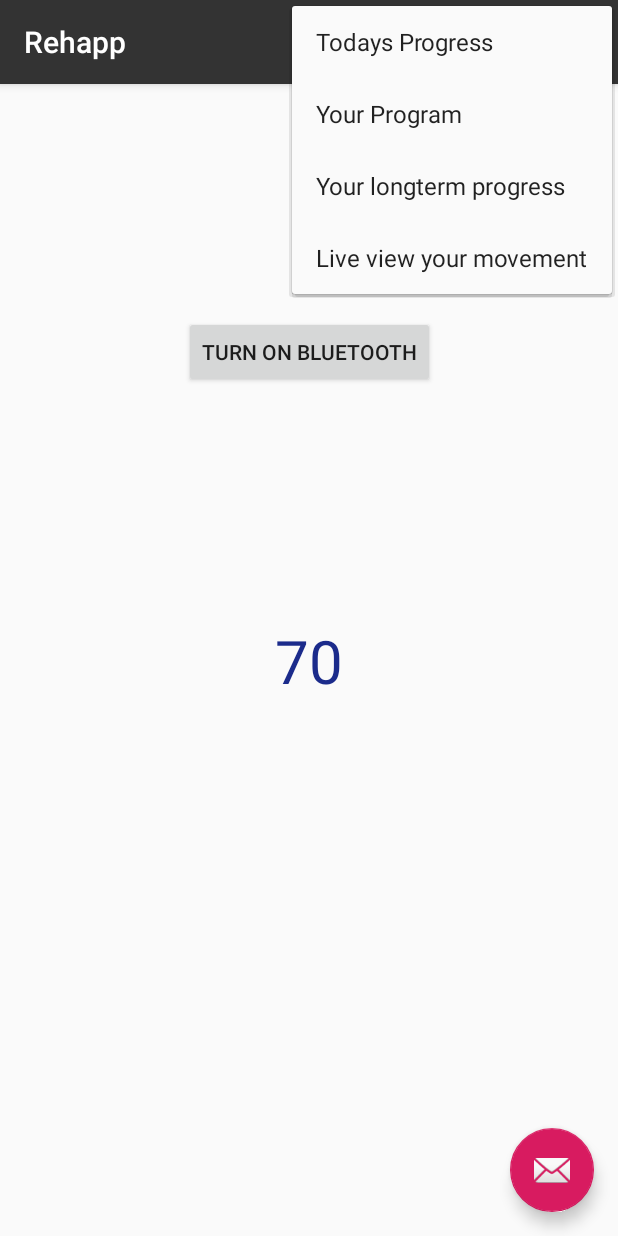
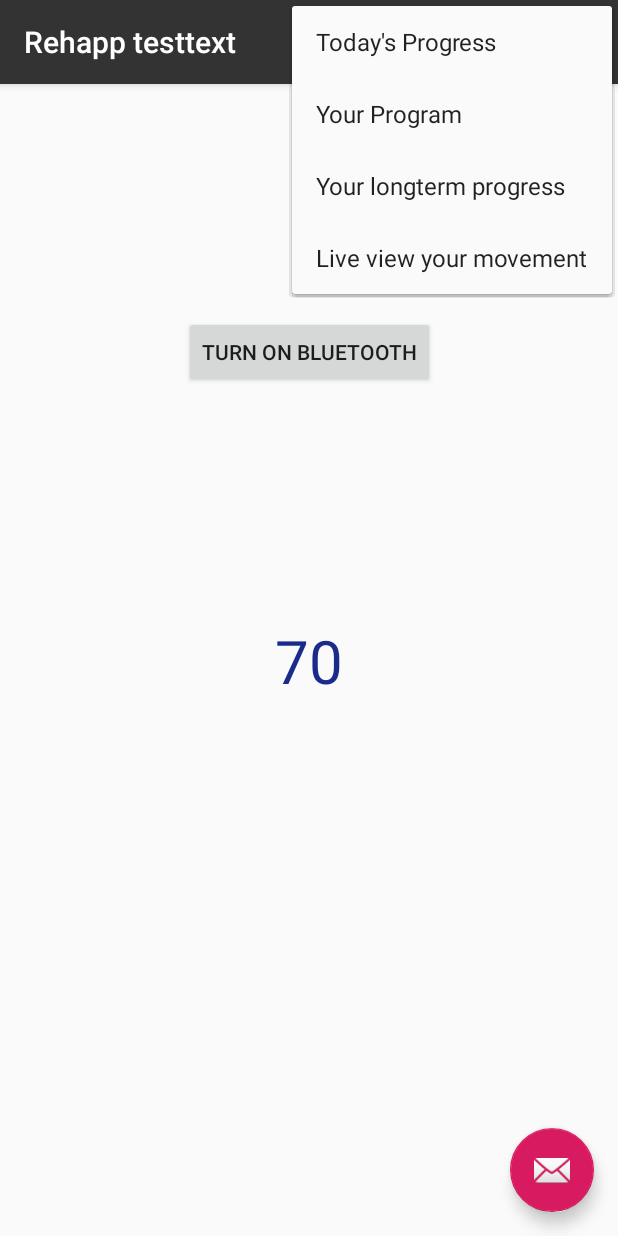
Before and after one commit to jebriella/RehabAppProject, an Android app: the screen it shows after launch (MainActivity), with the options menu open, on a phone screen of 412 x 824 dp. Run offline under Robolectric (Android 15) with nearby library versions, the phone set to English and light mode, and no system bars.

Commit message:
Teständring

```diff
--- a/app/src/main/res/values/strings.xml
+++ b/app/src/main/res/values/strings.xml
@@ -1,6 +1,6 @@
 <resources>
-    <string name="app_name">Rehapp</string>
-    <string name="menuItem1">Todays Progress</string>
+    <string name="app_name">Rehapp testtext</string>
+    <string name="menuItem1">Today's Progress</string>
     <string name="menuItem2">Your Program</string>
     <string name="menuItem3">Your longterm progress</string>
     <string name="menuItem4">Live view your movement</string>
```
